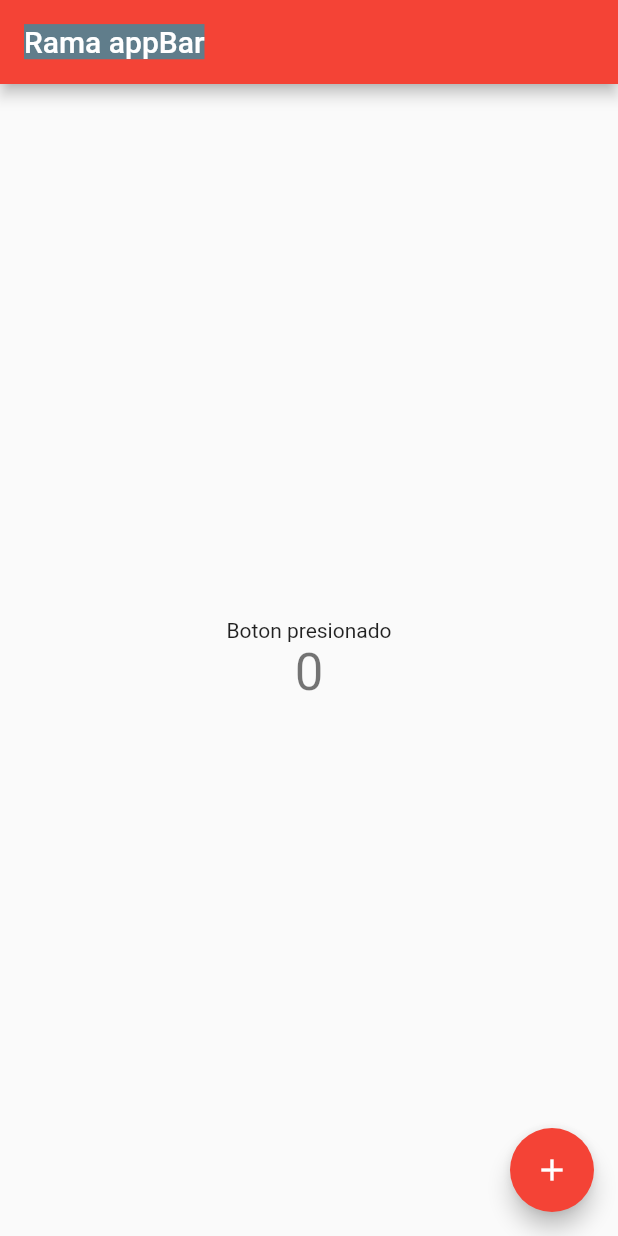
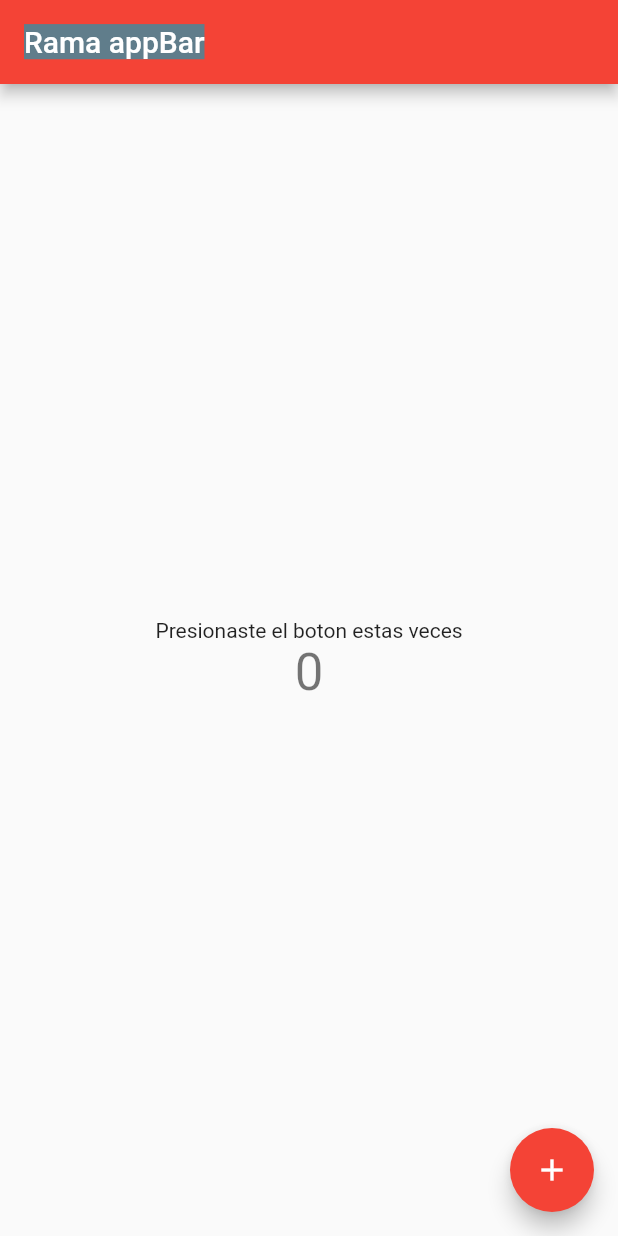
Before and after one commit to rmirandaPromad/Git_GitHub, a Flutter app: the screen it shows after launch, on a phone screen of 412 x 824 dp. Run offline on Flutter 3.47's test engine with Material 2 defaults, Android fonts, the phone set to English and light mode, and no system bars.

Commit message:
Se regresa el texto central

```diff
--- a/lib/main.dart
+++ b/lib/main.dart
@@ -71,7 +71,7 @@ class _MyHomePageState extends State<MyHomePage> {
           mainAxisAlignment: MainAxisAlignment.center,
           children: <Widget>[
             const Text(
-              'Boton presionado',
+              'Presionaste el boton estas veces',
             ),
             Text(
               '$_counter',
```
